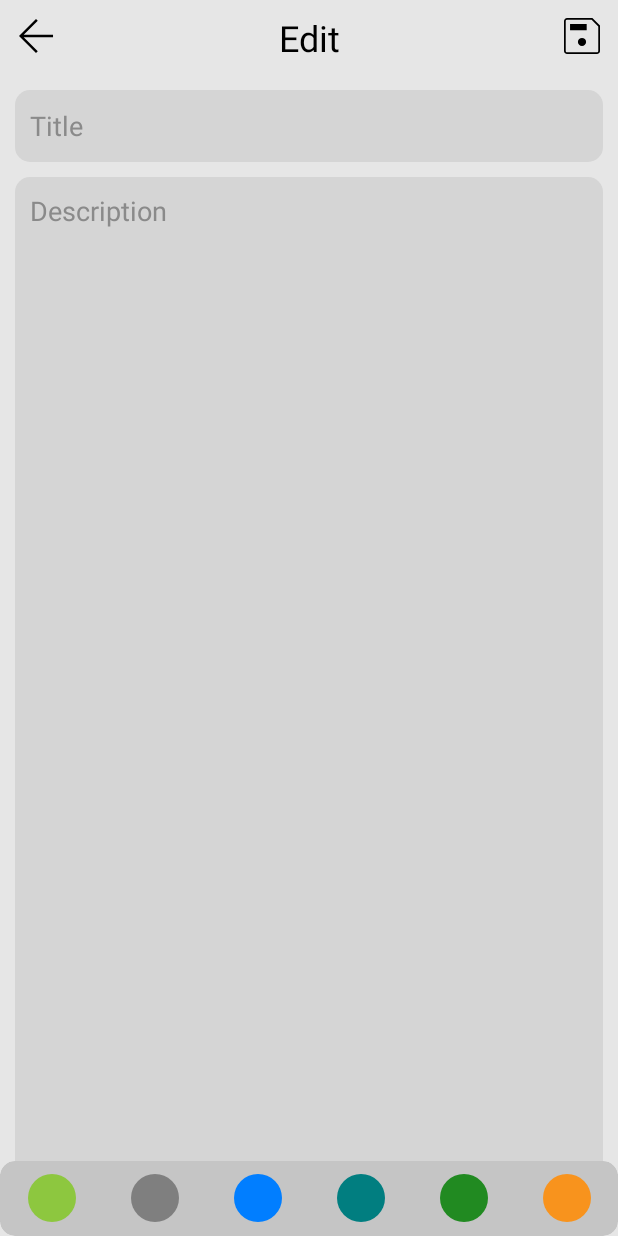
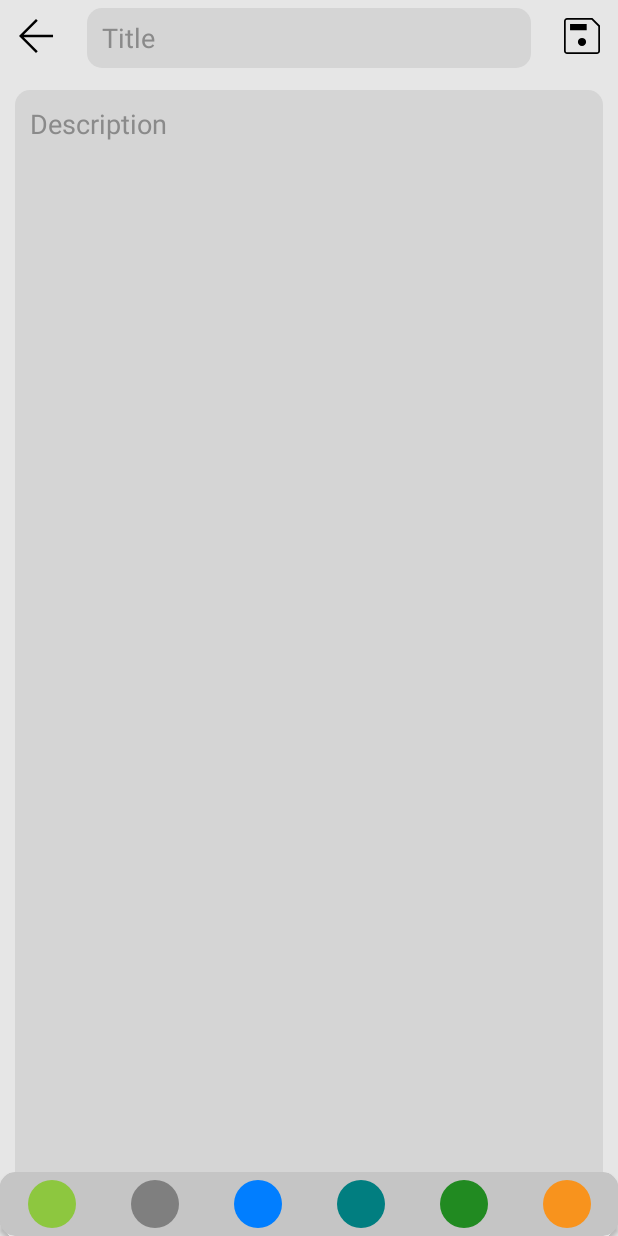
Before and after one commit to VitaliyMkhchyan/Notes, an Android app: the screen it shows after launch (NoteActivity), after a tap on "Title", on a phone screen of 412 x 824 dp. Run offline under Robolectric (Android 15) with nearby library versions, the phone set to English and light mode, and no system bars; our stand-ins replace Room's generated code; 1 other tap on this screen came first.

Commit message:
Обновление внешнего вида acitivity_note.xml

```diff
--- a/app/src/main/res/layout/activity_main.xml
+++ b/app/src/main/res/layout/activity_main.xml
@@ -18,7 +18,7 @@
         app:layout_constraintTop_toBottomOf="@+id/search" />
 
     <androidx.constraintlayout.widget.ConstraintLayout
-        android:id="@+id/constraintLayout"
+        android:id="@+id/titlebar"
         android:layout_width="match_parent"
         android:layout_height="55dp"
         app:layout_constraintEnd_toEndOf="parent"
@@ -88,6 +88,6 @@
         android:visibility="gone"
         app:layout_constraintEnd_toEndOf="parent"
         app:layout_constraintStart_toStartOf="parent"
-        app:layout_constraintTop_toBottomOf="@+id/constraintLayout" />
+        app:layout_constraintTop_toBottomOf="@+id/titlebar" />
 
 </androidx.constraintlayout.widget.ConstraintLayout>
--- a/app/src/main/res/layout/activity_note.xml
+++ b/app/src/main/res/layout/activity_note.xml
@@ -9,7 +9,7 @@
     tools:context=".NoteActivity">
 
     <androidx.constraintlayout.widget.ConstraintLayout
-        android:id="@+id/constraintLayout"
+        android:id="@+id/titlebar"
         android:layout_width="match_parent"
         android:layout_height="50dp"
         app:layout_constraintEnd_toEndOf="parent"
@@ -47,26 +47,11 @@
             app:layout_constraintStart_toStartOf="parent"
             app:layout_constraintTop_toTopOf="parent" />
 
-        <TextView
-            android:id="@+id/title_"
-            android:layout_width="wrap_content"
-            android:layout_height="wrap_content"
-            android:text="@string/edit_note"
-            android:textColor="@color/black"
-            android:textSize="24sp"
-            app:layout_constraintBottom_toBottomOf="parent"
-            app:layout_constraintEnd_toEndOf="parent"
-            app:layout_constraintStart_toStartOf="parent"
-            app:layout_constraintTop_toTopOf="parent" />
-
-    </androidx.constraintlayout.widget.ConstraintLayout>
-
         <EditText
             android:id="@+id/edit_title"
             android:layout_width="0dp"
-        android:layout_height="48dp"
+            android:layout_height="40dp"
             android:layout_margin="10dp"
-        android:layout_marginTop="10dp"
             android:autofillHints="no"
             android:background="@drawable/edit_text"
             android:ems="10"
@@ -75,15 +60,19 @@
             android:paddingLeft="10dp"
             android:paddingRight="10dp"
             android:textColorHint="@color/hint"
-        app:layout_constraintEnd_toEndOf="parent"
-        app:layout_constraintStart_toStartOf="parent"
-        app:layout_constraintTop_toBottomOf="@+id/constraintLayout" />
+            app:layout_constraintBottom_toBottomOf="parent"
+            app:layout_constraintEnd_toStartOf="@+id/btn_delete"
+            app:layout_constraintStart_toEndOf="@+id/btn_back"
+            app:layout_constraintTop_toTopOf="parent" />
+
+    </androidx.constraintlayout.widget.ConstraintLayout>
 
     <EditText
         android:id="@+id/edit_description"
         android:layout_width="0dp"
         android:layout_height="0dp"
         android:layout_margin="10dp"
+        android:layout_marginTop="599dp"
         android:autofillHints="no"
         android:background="@drawable/edit_text"
         android:ems="10"
@@ -97,13 +86,13 @@
         app:layout_constraintBottom_toBottomOf="parent"
         app:layout_constraintEnd_toEndOf="parent"
         app:layout_constraintStart_toStartOf="parent"
-        app:layout_constraintTop_toBottomOf="@+id/edit_title"
+        app:layout_constraintTop_toBottomOf="@+id/titlebar"
         tools:ignore="RtlSymmetry" />
 
     <androidx.cardview.widget.CardView
         android:id="@+id/colors"
         android:layout_width="match_parent"
-        android:layout_height="50dp"
+        android:layout_height="wrap_content"
         android:backgroundTint="#C5C5C5"
         app:cardCornerRadius="10dp"
         app:layout_constraintBottom_toBottomOf="parent"
@@ -113,13 +102,15 @@
         <LinearLayout
             android:id="@+id/box"
             android:layout_width="match_parent"
-            android:layout_height="match_parent">
+            android:layout_height="wrap_content">
 
             <ImageButton
                 android:id="@+id/pea"
                 android:layout_width="32dp"
                 android:layout_height="32dp"
                 android:layout_gravity="center"
+                android:layout_marginTop="5dp"
+                android:layout_marginBottom="5dp"
                 android:layout_weight="1"
                 android:background="#C5C5C5"
                 android:contentDescription="@string/pea"
@@ -133,6 +124,8 @@
                 android:layout_width="32dp"
                 android:layout_height="32dp"
                 android:layout_gravity="center"
+                android:layout_marginTop="5dp"
+                android:layout_marginBottom="5dp"
                 android:layout_weight="1"
                 android:background="#C5C5C5"
                 android:contentDescription="@string/gray"
@@ -146,6 +139,8 @@
                 android:layout_width="32dp"
                 android:layout_height="32dp"
                 android:layout_gravity="center"
+                android:layout_marginTop="5dp"
+                android:layout_marginBottom="5dp"
                 android:layout_weight="1"
                 android:background="#C5C5C5"
                 android:contentDescription="@string/azure"
@@ -159,6 +154,8 @@
                 android:layout_width="32dp"
                 android:layout_height="32dp"
                 android:layout_gravity="center"
+                android:layout_marginTop="5dp"
+                android:layout_marginBottom="5dp"
                 android:layout_weight="1"
                 android:background="#C5C5C5"
                 android:contentDescription="@string/teal"
@@ -172,6 +169,8 @@
                 android:layout_width="32dp"
                 android:layout_height="32dp"
                 android:layout_gravity="center"
+                android:layout_marginTop="5dp"
+                android:layout_marginBottom="5dp"
                 android:layout_weight="1"
                 android:background="#C5C5C5"
                 android:contentDescription="@string/green"
@@ -185,6 +184,8 @@
                 android:layout_width="32dp"
                 android:layout_height="32dp"
                 android:layout_gravity="center"
+                android:layout_marginTop="5dp"
+                android:layout_marginBottom="5dp"
                 android:layout_weight="1"
                 android:background="#C5C5C5"
                 android:contentDescription="@string/orange"
```
Lines whose indentation alone changed are shown as unchanged.
